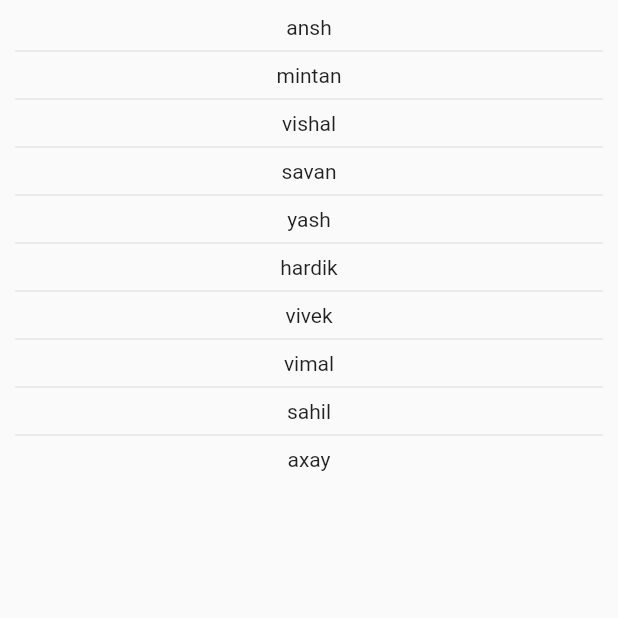
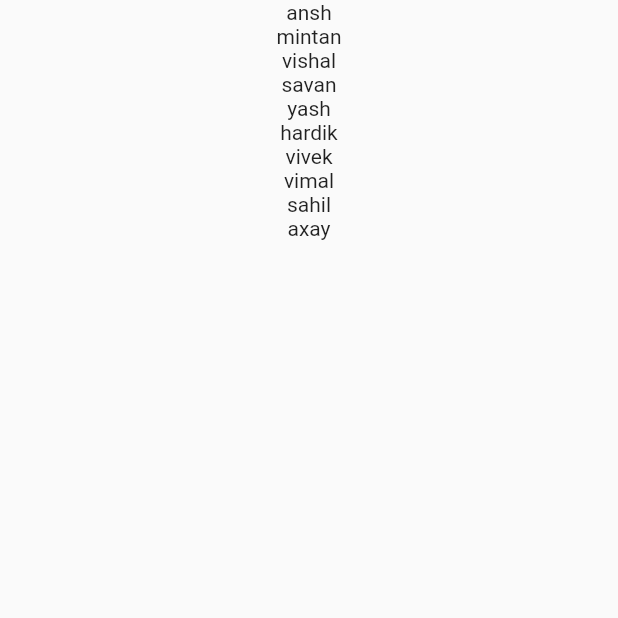
Before and after one commit to veerbhayani/first_application, a Flutter app: the screen it shows after launch, on a phone screen of 412 x 824 dp, the top half of it. Run offline on Flutter 3.47's test engine with Material 2 defaults, Android fonts, the phone set to English and light mode, and no system bars.

Commit message:
first_commit

```diff
--- /dev/null
+++ b/lib/list_of_map_demo/list_view_custom_demo.dart
@@ -0,0 +1,40 @@
+import 'package:flutter/material.dart';
+
+class ListViewCustomDemo extends StatelessWidget {
+  ListViewCustomDemo({super.key});
+  final List<String> myFriends = [
+    'ansh',
+    'mintan',
+    'vishal',
+    'savan',
+    'yash',
+    'hardik',
+    'vivek',
+    'vimal',
+    'sahil',
+    'axay'
+  ];
+  @override
+  Widget build(BuildContext context) {
+    return Scaffold(
+      body: Column(
+        children: [
+          Expanded(
+            child: ListView.custom(
+              childrenDelegate: SliverChildBuilderDelegate(
+                (context, index) => Column(
+                  children: [
+                    Text(
+                      myFriends[index],
+                    ),
+                  ],
+                ),
+                childCount: myFriends.length,
+              ),
+            ),
+          ),
+        ],
+      ),
+    );
+  }
+}
--- a/lib/main.dart
+++ b/lib/main.dart
@@ -1,4 +1,4 @@
-import 'package:first_application/list_of_map_demo/list_view_separated_demo.dart';
+import 'package:first_application/list_of_map_demo/list_view_custom_demo.dart';
 import 'package:flutter/material.dart';
 
 void main() {
@@ -15,7 +15,7 @@ class MyApp extends StatelessWidget {
     return MaterialApp(
       theme: ThemeData(useMaterial3: false),
       debugShowCheckedModeBanner: false,
-      home: ListViewSeparatedDemo(),
+      home: ListViewCustomDemo(),
     );
   }
 }
```
